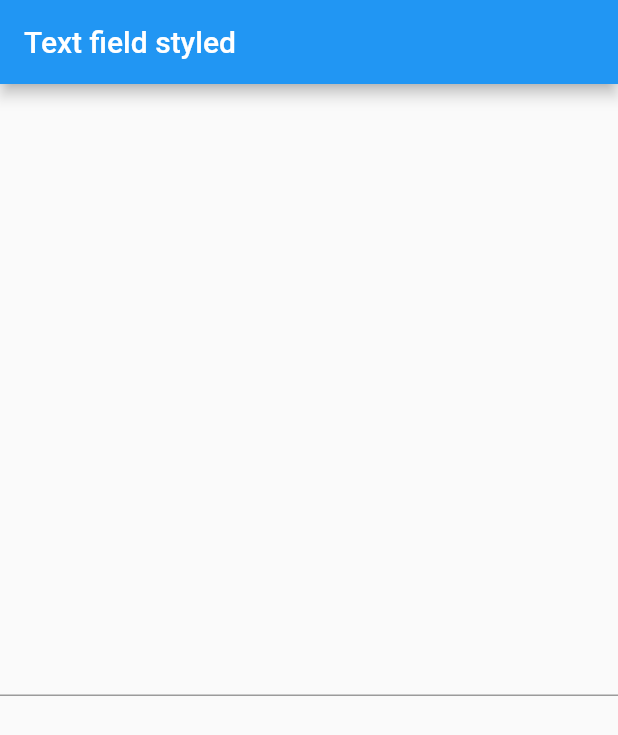
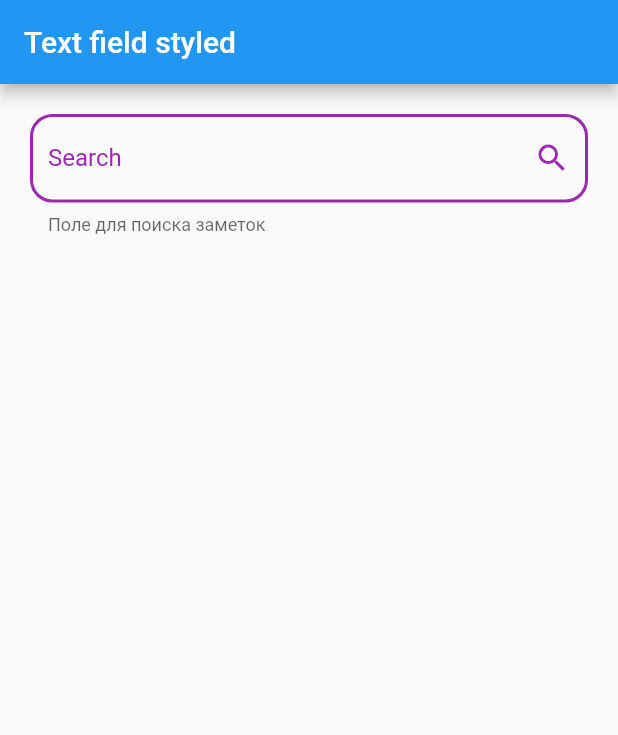
Before and after one commit to matua/dart_essentials, a Flutter app: the screen it shows after launch, on a phone screen of 412 x 824 dp. Shown: the top 735 px of the screen. Run offline on Flutter 3.47's test engine with Material 2 defaults, Android fonts, the phone set to English and light mode, and no system bars.

Commit message:
Задание 4 1. Стилизуйте TextField. 2. Добавьте для инпута бордер цвета Colors.purple. 3. В правый угол инпута добавьте иконку search. 4. При клике на инпут должен появляться текст «Введите значение». Под инпутом — вспомогательный текст «Поле для поиска заметок».

```diff
--- a/06_Layout/horizontal_list/pubspec.yaml
+++ b/06_Layout/horizontal_list/pubspec.yaml
@@ -23,8 +23,6 @@ environment:
 dependencies:
   flutter:
     sdk: flutter
-  lint: ^1.5.3
-
 
   # The following adds the Cupertino Icons font to your application.
   # Use with the CupertinoIcons class for iOS style icons.
@@ -33,6 +31,7 @@ dependencies:
 dev_dependencies:
   flutter_test:
     sdk: flutter
+  lint: ^1.5.3
 
 # For information on the generic Dart part of this file, see the
 # following page: https://dart.dev/tools/pub/pubspec
--- /dev/null
+++ b/06_Layout/text_field_styled/analysis_options.yaml
@@ -0,0 +1,36 @@
+include: package:lint/analysis_options.yaml
+
+linter:
+  rules:
+    # ------ Disable individual rules ----- #
+    #                 ---                   #
+    # Turn off what you don't like.         #
+    # ------------------------------------- #
+
+    # Use parameter order as in json response
+    always_put_required_named_parameters_first: false
+
+    # Util classes are awesome!
+    avoid_classes_with_only_static_members: false
+
+
+    # ------ Enable individual rules ------ #
+    #                 ---                   #
+    # These rules here are good but too     #
+    # opinionated to enable them by default #
+    # ------------------------------------- #
+
+    # Make constructors the first thing in every class
+    sort_constructors_first: true
+
+    # The new tabs vs. spaces. Choose wisely
+    prefer_single_quotes: true
+
+    # Good packages document everything
+    public_member_api_docs: false
+
+    # Blindly follow the Flutter code style, which prefers types everywhere
+    always_specify_types: true
+
+    # Back to the 80s
+    lines_longer_than_80_chars: true
--- a/06_Layout/text_field_styled/lib/main.dart
+++ b/06_Layout/text_field_styled/lib/main.dart
@@ -10,16 +10,24 @@ class MyApp extends StatelessWidget {
     return MaterialApp(
       title: 'Flutter Demo',
       theme: ThemeData(
+        inputDecorationTheme: InputDecorationTheme(
+          labelStyle: const TextStyle(
+            color: Colors.purple,
+          ),
+          border: purpleBorder(),
+          enabledBorder: purpleBorder(),
+          focusedBorder: purpleBorder(),
+        ),
         primarySwatch: Colors.blue,
         visualDensity: VisualDensity.adaptivePlatformDensity,
       ),
-      home: MyHomePage(),
+      home: const MyHomePage(),
     );
   }
 }
 
 class MyHomePage extends StatefulWidget {
-  MyHomePage({Key key}) : super(key: key);
+  const MyHomePage({Key key}) : super(key: key);
 
   @override
   _MyHomePageState createState() => _MyHomePageState();
@@ -30,16 +38,32 @@ class _MyHomePageState extends State<MyHomePage> {
   Widget build(BuildContext context) {
     return Scaffold(
       appBar: AppBar(
-        title: Text('Text field styled'),
+        title: const Text('Text field styled'),
       ),
-      body: Center(
-        child: Column(
-          mainAxisAlignment: MainAxisAlignment.center,
-          children: <Widget>[
-            TextField(),
-          ],
+      body: Padding(
+        padding: const EdgeInsets.all(20),
+        child: TextField(
+          decoration: InputDecoration(
+            hintText: 'Введите значение',
+            hintStyle: TextStyle(color: Colors.grey.shade500),
+            labelText: 'Search',
+            helperText: 'Поле для поиска заметок',
+            suffixIcon: const Icon(
+              Icons.search,
+              color: Colors.purple,
+            ),
+          ),
         ),
       ),
     );
   }
 }
+
+OutlineInputBorder purpleBorder() {
+  return const OutlineInputBorder(
+      borderRadius: BorderRadius.all(Radius.circular(15)),
+      borderSide: BorderSide(
+        width: 2,
+        color: Colors.purple,
+      ));
+}
--- a/06_Layout/text_field_styled/pubspec.yaml
+++ b/06_Layout/text_field_styled/pubspec.yaml
@@ -27,11 +27,12 @@ dependencies:
 
   # The following adds the Cupertino Icons font to your application.
   # Use with the CupertinoIcons class for iOS style icons.
-  cupertino_icons: ^0.1.3
+  cupertino_icons: ^1.0.3
 
 dev_dependencies:
   flutter_test:
     sdk: flutter
+  lint: ^1.5.3
 
 # For information on the generic Dart part of this file, see the
 # following page: https://dart.dev/tools/pub/pubspec
```
Also changed, not shown: 06_Layout/horizontal_list/pubspec.lock, 06_Layout/text_field_styled/pubspec.lock.
